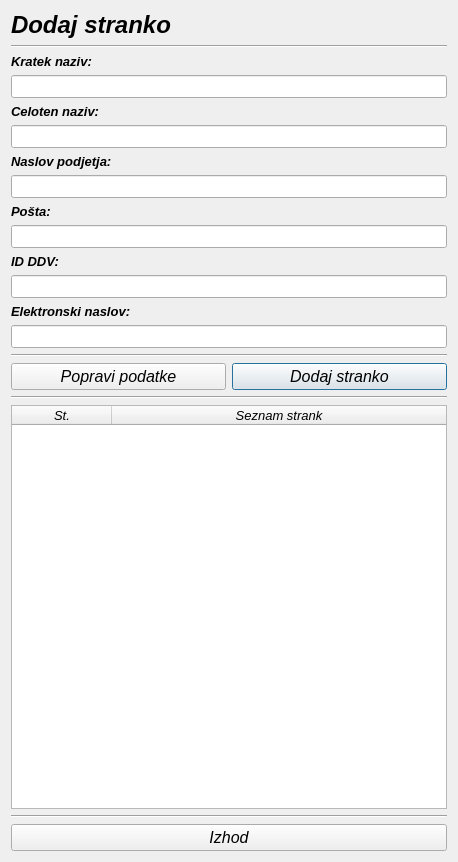
Old version of the form dodajpodjetje.ui in the repository MaxMaxy/racun.
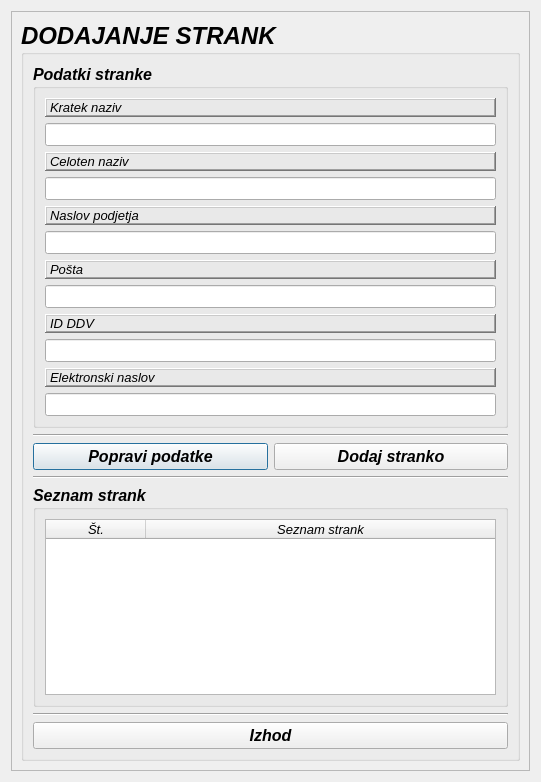
New version of the form.

```diff
--- a/dodajpodjetje.ui
+++ b/dodajpodjetje.ui
@@ -6,8 +6,8 @@
    <rect>
     <x>0</x>
     <y>0</y>
-    <width>458</width>
-    <height>862</height>
+    <width>541</width>
+    <height>782</height>
    </rect>
   </property>
   <property name="font">
@@ -25,14 +25,137 @@
   <property name="windowTitle">
    <string>Dialog</string>
   </property>
-  <layout class="QGridLayout" name="gridLayout">
-   <item row="18" column="1" colspan="2">
+  <layout class="QGridLayout" name="gridLayout_5">
+   <item row="0" column="0">
+    <widget class="QScrollArea" name="scrollArea">
+     <property name="widgetResizable">
+      <bool>true</bool>
+     </property>
+     <widget class="QWidget" name="scrollAreaWidgetContents">
+      <property name="geometry">
+       <rect>
+        <x>0</x>
+        <y>0</y>
+        <width>521</width>
+        <height>762</height>
+       </rect>
+      </property>
+      <layout class="QGridLayout" name="gridLayout_4">
+       <item row="0" column="0">
+        <widget class="QGroupBox" name="groupBox">
+         <property name="font">
+          <font>
+           <pointsize>18</pointsize>
+           <weight>75</weight>
+           <italic>true</italic>
+           <bold>true</bold>
+          </font>
+         </property>
+         <property name="title">
+          <string>DODAJANJE STRANK</string>
+         </property>
+         <property name="flat">
+          <bool>true</bool>
+         </property>
+         <layout class="QGridLayout" name="gridLayout_3">
+          <item row="1" column="0">
+           <layout class="QVBoxLayout" name="verticalLayout_7">
+            <item>
+             <widget class="Line" name="line_3">
+              <property name="font">
+               <font>
+                <family>MS Sans Serif</family>
+                <pointsize>18</pointsize>
+                <weight>75</weight>
+                <italic>true</italic>
+                <bold>true</bold>
+               </font>
+              </property>
+              <property name="orientation">
+               <enum>Qt::Horizontal</enum>
+              </property>
+             </widget>
+            </item>
+            <item>
+             <layout class="QHBoxLayout" name="horizontalLayout">
+              <item>
+               <widget class="QPushButton" name="pushButton_popraviPodatke">
+                <property name="font">
+                 <font>
+                  <family>MS Sans Serif</family>
+                  <pointsize>12</pointsize>
+                  <weight>75</weight>
+                  <italic>true</italic>
+                  <bold>true</bold>
+                 </font>
+                </property>
+                <property name="text">
+                 <string>Popravi podatke</string>
+                </property>
+               </widget>
+              </item>
+              <item>
+               <widget class="QPushButton" name="pushButton_dodajPodjetje">
+                <property name="font">
+                 <font>
+                  <family>MS Sans Serif</family>
+                  <pointsize>12</pointsize>
+                  <weight>75</weight>
+                  <italic>true</italic>
+                  <bold>true</bold>
+                 </font>
+                </property>
+                <property name="text">
+                 <string>Dodaj stranko</string>
+                </property>
+               </widget>
+              </item>
+             </layout>
+            </item>
+            <item>
+             <widget class="Line" name="line_4">
+              <property name="font">
+               <font>
+                <family>MS Sans Serif</family>
+                <pointsize>18</pointsize>
+                <weight>75</weight>
+                <italic>true</italic>
+                <bold>true</bold>
+               </font>
+              </property>
+              <property name="orientation">
+               <enum>Qt::Horizontal</enum>
+              </property>
+             </widget>
+            </item>
+           </layout>
+          </item>
+          <item row="2" column="0">
+           <layout class="QVBoxLayout" name="verticalLayout_9">
+            <item>
+             <widget class="QGroupBox" name="groupBox_3">
+              <property name="font">
+               <font>
+                <family>MS Sans Serif</family>
+                <pointsize>12</pointsize>
+                <weight>75</weight>
+                <italic>true</italic>
+                <bold>true</bold>
+               </font>
+              </property>
+              <property name="title">
+               <string>Seznam strank</string>
+              </property>
+              <layout class="QGridLayout" name="gridLayout_2">
+               <item row="0" column="0">
     <widget class="QTreeWidget" name="treeWidget">
      <property name="font">
       <font>
        <family>MS Sans Serif</family>
        <pointsize>10</pointsize>
+                   <weight>50</weight>
        <italic>true</italic>
+                   <bold>false</bold>
       </font>
      </property>
      <property name="styleSheet">
@@ -47,7 +170,7 @@
      </property>
      <column>
       <property name="text">
-       <string>St.</string>
+                   <string>Št.</string>
       </property>
       <property name="font">
        <font>
@@ -77,42 +200,20 @@
      </column>
     </widget>
    </item>
-   <item row="8" column="1">
-    <widget class="QLabel" name="label_7">
+              </layout>
+             </widget>
+            </item>
+            <item>
+             <layout class="QVBoxLayout" name="verticalLayout_8">
+              <item>
+               <widget class="Line" name="line">
      <property name="font">
       <font>
        <family>MS Sans Serif</family>
-       <pointsize>10</pointsize>
+                  <pointsize>18</pointsize>
        <weight>75</weight>
        <italic>true</italic>
        <bold>true</bold>
-      </font>
-     </property>
-     <property name="text">
-      <string>Pošta:</string>
-     </property>
-     <property name="buddy">
-      <cstring>lineEdit_posta</cstring>
-     </property>
-    </widget>
-   </item>
-   <item row="9" column="1" colspan="2">
-    <widget class="QLineEdit" name="lineEdit_posta">
-     <property name="font">
-      <font>
-       <family>MS Sans Serif</family>
-       <pointsize>10</pointsize>
-       <italic>true</italic>
-      </font>
-     </property>
-    </widget>
-   </item>
-   <item row="14" column="1" colspan="2">
-    <widget class="Line" name="line_3">
-     <property name="font">
-      <font>
-       <family>MS Sans Serif</family>
-       <italic>true</italic>
       </font>
      </property>
      <property name="orientation">
@@ -120,95 +221,238 @@
      </property>
     </widget>
    </item>
-   <item row="0" column="1">
-    <widget class="QLabel" name="label">
+              <item>
+               <widget class="QPushButton" name="pushButton_izhod">
      <property name="font">
       <font>
        <family>MS Sans Serif</family>
-       <pointsize>18</pointsize>
+                  <pointsize>12</pointsize>
        <weight>75</weight>
        <italic>true</italic>
        <bold>true</bold>
       </font>
      </property>
      <property name="text">
-      <string>Dodaj stranko</string>
+                 <string>Izhod</string>
      </property>
     </widget>
    </item>
-   <item row="6" column="1">
+             </layout>
+            </item>
+           </layout>
+          </item>
+          <item row="0" column="0">
+           <widget class="QGroupBox" name="groupBox_2">
+            <property name="font">
+             <font>
+              <family>MS Sans Serif</family>
+              <pointsize>12</pointsize>
+              <weight>75</weight>
+              <italic>true</italic>
+              <bold>true</bold>
+             </font>
+            </property>
+            <property name="title">
+             <string>Podatki stranke</string>
+            </property>
+            <layout class="QGridLayout" name="gridLayout">
+             <item row="0" column="0">
+              <layout class="QVBoxLayout" name="verticalLayout">
+               <item>
+                <widget class="QLabel" name="label_2">
+                 <property name="font">
+                  <font>
+                   <family>MS Sans Serif</family>
+                   <pointsize>10</pointsize>
+                   <weight>50</weight>
+                   <italic>true</italic>
+                   <bold>false</bold>
+                  </font>
+                 </property>
+                 <property name="frameShape">
+                  <enum>QFrame::WinPanel</enum>
+                 </property>
+                 <property name="frameShadow">
+                  <enum>QFrame::Raised</enum>
+                 </property>
+                 <property name="text">
+                  <string>Kratek naziv</string>
+                 </property>
+                 <property name="buddy">
+                  <cstring>lineEdit_kNaziv</cstring>
+                 </property>
+                </widget>
+               </item>
+               <item>
+                <widget class="QLineEdit" name="lineEdit_kNaziv">
+                 <property name="font">
+                  <font>
+                   <family>MS Sans Serif</family>
+                   <pointsize>10</pointsize>
+                   <weight>75</weight>
+                   <italic>true</italic>
+                   <bold>true</bold>
+                  </font>
+                 </property>
+                </widget>
+               </item>
+              </layout>
+             </item>
+             <item row="1" column="0">
+              <layout class="QVBoxLayout" name="verticalLayout_2">
+               <item>
+                <widget class="QLabel" name="label_6">
+                 <property name="font">
+                  <font>
+                   <family>MS Sans Serif</family>
+                   <pointsize>10</pointsize>
+                   <weight>50</weight>
+                   <italic>true</italic>
+                   <bold>false</bold>
+                  </font>
+                 </property>
+                 <property name="frameShape">
+                  <enum>QFrame::WinPanel</enum>
+                 </property>
+                 <property name="frameShadow">
+                  <enum>QFrame::Raised</enum>
+                 </property>
+                 <property name="text">
+                  <string>Celoten naziv</string>
+                 </property>
+                 <property name="buddy">
+                  <cstring>lineEdit_cNaziv</cstring>
+                 </property>
+                </widget>
+               </item>
+               <item>
+                <widget class="QLineEdit" name="lineEdit_cNaziv">
+                 <property name="font">
+                  <font>
+                   <family>MS Sans Serif</family>
+                   <pointsize>10</pointsize>
+                   <weight>75</weight>
+                   <italic>true</italic>
+                   <bold>true</bold>
+                  </font>
+                 </property>
+                </widget>
+               </item>
+              </layout>
+             </item>
+             <item row="2" column="0">
+              <layout class="QVBoxLayout" name="verticalLayout_3">
+               <item>
     <widget class="QLabel" name="label_3">
      <property name="font">
       <font>
        <family>MS Sans Serif</family>
        <pointsize>10</pointsize>
-       <weight>75</weight>
+                   <weight>50</weight>
        <italic>true</italic>
-       <bold>true</bold>
-      </font>
-     </property>
+                   <bold>false</bold>
+                  </font>
+                 </property>
+                 <property name="frameShape">
+                  <enum>QFrame::WinPanel</enum>
+                 </property>
+                 <property name="frameShadow">
+                  <enum>QFrame::Raised</enum>
+                 </property>
      <property name="text">
-      <string>Naslov podjetja:</string>
+                  <string>Naslov podjetja</string>
      </property>
      <property name="buddy">
       <cstring>lineEdit_naslov</cstring>
      </property>
     </widget>
    </item>
-   <item row="3" column="1" colspan="2">
-    <widget class="QLineEdit" name="lineEdit_kNaziv">
-     <property name="font">
-      <font>
-       <family>MS Sans Serif</family>
-       <pointsize>10</pointsize>
-       <italic>true</italic>
-      </font>
-     </property>
-    </widget>
-   </item>
-   <item row="7" column="1" colspan="2">
+               <item>
     <widget class="QLineEdit" name="lineEdit_naslov">
      <property name="font">
       <font>
        <family>MS Sans Serif</family>
        <pointsize>10</pointsize>
+                   <weight>75</weight>
        <italic>true</italic>
+                   <bold>true</bold>
       </font>
      </property>
     </widget>
    </item>
-   <item row="11" column="1" colspan="2">
-    <widget class="QLineEdit" name="lineEdit_ddv">
+              </layout>
+             </item>
+             <item row="3" column="0">
+              <layout class="QVBoxLayout" name="verticalLayout_4">
+               <item>
+                <widget class="QLabel" name="label_7">
      <property name="font">
       <font>
        <family>MS Sans Serif</family>
        <pointsize>10</pointsize>
+                   <weight>50</weight>
        <italic>true</italic>
-      </font>
-     </property>
-    </widget>
-   </item>
-   <item row="10" column="1">
+                   <bold>false</bold>
+                  </font>
+                 </property>
+                 <property name="frameShape">
+                  <enum>QFrame::WinPanel</enum>
+                 </property>
+                 <property name="frameShadow">
+                  <enum>QFrame::Raised</enum>
+                 </property>
+                 <property name="text">
+                  <string>Pošta</string>
+                 </property>
+                 <property name="buddy">
+                  <cstring>lineEdit_posta</cstring>
+                 </property>
+                </widget>
+               </item>
+               <item>
+                <widget class="QLineEdit" name="lineEdit_posta">
+                 <property name="font">
+                  <font>
+                   <family>MS Sans Serif</family>
+                   <pointsize>10</pointsize>
+                   <weight>75</weight>
+                   <italic>true</italic>
+                   <bold>true</bold>
+                  </font>
+                 </property>
+                </widget>
+               </item>
+              </layout>
+             </item>
+             <item row="4" column="0">
+              <layout class="QVBoxLayout" name="verticalLayout_5">
+               <item>
     <widget class="QLabel" name="label_4">
      <property name="font">
       <font>
        <family>MS Sans Serif</family>
        <pointsize>10</pointsize>
-       <weight>75</weight>
+                   <weight>50</weight>
        <italic>true</italic>
-       <bold>true</bold>
-      </font>
-     </property>
+                   <bold>false</bold>
+                  </font>
+                 </property>
+                 <property name="frameShape">
+                  <enum>QFrame::WinPanel</enum>
+                 </property>
+                 <property name="frameShadow">
+                  <enum>QFrame::Raised</enum>
+                 </property>
      <property name="text">
-      <string>ID DDV:</string>
+                  <string>ID DDV</string>
      </property>
      <property name="buddy">
       <cstring>lineEdit_ddv</cstring>
      </property>
     </widget>
    </item>
-   <item row="4" column="1">
-    <widget class="QLabel" name="label_6">
+               <item>
+                <widget class="QLineEdit" name="lineEdit_ddv">
      <property name="font">
       <font>
        <family>MS Sans Serif</family>
@@ -218,153 +462,60 @@
        <bold>true</bold>
       </font>
      </property>
-     <property name="text">
-      <string>Celoten naziv:</string>
-     </property>
-     <property name="buddy">
-      <cstring>lineEdit_cNaziv</cstring>
-     </property>
-    </widget>
-   </item>
-   <item row="5" column="1" colspan="2">
-    <widget class="QLineEdit" name="lineEdit_cNaziv">
-     <property name="font">
-      <font>
-       <family>MS Sans Serif</family>
-       <pointsize>10</pointsize>
-       <italic>true</italic>
-      </font>
-     </property>
-    </widget>
-   </item>
-   <item row="2" column="1">
-    <widget class="QLabel" name="label_2">
-     <property name="font">
-      <font>
-       <family>MS Sans Serif</family>
-       <pointsize>10</pointsize>
-       <weight>75</weight>
-       <italic>true</italic>
-       <bold>true</bold>
-      </font>
-     </property>
-     <property name="text">
-      <string>Kratek naziv:</string>
-     </property>
-     <property name="buddy">
-      <cstring>lineEdit_kNaziv</cstring>
-     </property>
-    </widget>
-   </item>
-   <item row="12" column="1">
+                </widget>
+               </item>
+              </layout>
+             </item>
+             <item row="5" column="0">
+              <layout class="QVBoxLayout" name="verticalLayout_6">
+               <item>
     <widget class="QLabel" name="label_5">
      <property name="font">
       <font>
        <family>MS Sans Serif</family>
        <pointsize>10</pointsize>
-       <weight>75</weight>
+                   <weight>50</weight>
        <italic>true</italic>
-       <bold>true</bold>
-      </font>
-     </property>
+                   <bold>false</bold>
+                  </font>
+                 </property>
+                 <property name="frameShape">
+                  <enum>QFrame::WinPanel</enum>
+                 </property>
+                 <property name="frameShadow">
+                  <enum>QFrame::Raised</enum>
+                 </property>
      <property name="text">
-      <string>Elektronski naslov:</string>
+                  <string>Elektronski naslov</string>
      </property>
      <property name="buddy">
       <cstring>lineEdit_email</cstring>
      </property>
     </widget>
    </item>
-   <item row="13" column="1" colspan="2">
+               <item>
     <widget class="QLineEdit" name="lineEdit_email">
      <property name="font">
       <font>
        <family>MS Sans Serif</family>
        <pointsize>10</pointsize>
+                   <weight>75</weight>
        <italic>true</italic>
+                   <bold>true</bold>
       </font>
      </property>
     </widget>
    </item>
-   <item row="20" column="1" colspan="2">
-    <widget class="Line" name="line">
-     <property name="font">
-      <font>
-       <family>MS Sans Serif</family>
-       <italic>true</italic>
-      </font>
-     </property>
-     <property name="orientation">
-      <enum>Qt::Horizontal</enum>
-     </property>
-    </widget>
-   </item>
-   <item row="16" column="2">
-    <widget class="QPushButton" name="pushButton_dodajPodjetje">
-     <property name="font">
-      <font>
-       <family>MS Sans Serif</family>
-       <pointsize>12</pointsize>
-       <italic>true</italic>
-      </font>
-     </property>
-     <property name="text">
-      <string>Dodaj stranko</string>
-     </property>
-    </widget>
-   </item>
-   <item row="16" column="1">
-    <widget class="QPushButton" name="pushButton_popraviPodatke">
-     <property name="font">
-      <font>
-       <family>MS Sans Serif</family>
-       <pointsize>12</pointsize>
-       <italic>true</italic>
-      </font>
-     </property>
-     <property name="text">
-      <string>Popravi podatke</string>
-     </property>
-    </widget>
-   </item>
-   <item row="17" column="1" colspan="2">
-    <widget class="Line" name="line_4">
-     <property name="font">
-      <font>
-       <family>MS Sans Serif</family>
-       <italic>true</italic>
-      </font>
-     </property>
-     <property name="orientation">
-      <enum>Qt::Horizontal</enum>
-     </property>
-    </widget>
-   </item>
-   <item row="1" column="1" colspan="2">
-    <widget class="Line" name="line_2">
-     <property name="font">
-      <font>
-       <family>MS Sans Serif</family>
-       <italic>true</italic>
-      </font>
-     </property>
-     <property name="orientation">
-      <enum>Qt::Horizontal</enum>
-     </property>
-    </widget>
-   </item>
-   <item row="21" column="1" colspan="2">
-    <widget class="QPushButton" name="pushButton_izhod">
-     <property name="font">
-      <font>
-       <family>MS Sans Serif</family>
-       <pointsize>12</pointsize>
-       <italic>true</italic>
-      </font>
-     </property>
-     <property name="text">
-      <string>Izhod</string>
-     </property>
+              </layout>
+             </item>
+            </layout>
+           </widget>
+          </item>
+         </layout>
+        </widget>
+       </item>
+      </layout>
+     </widget>
     </widget>
    </item>
   </layout>
```
Lines whose indentation alone changed are shown as unchanged.
